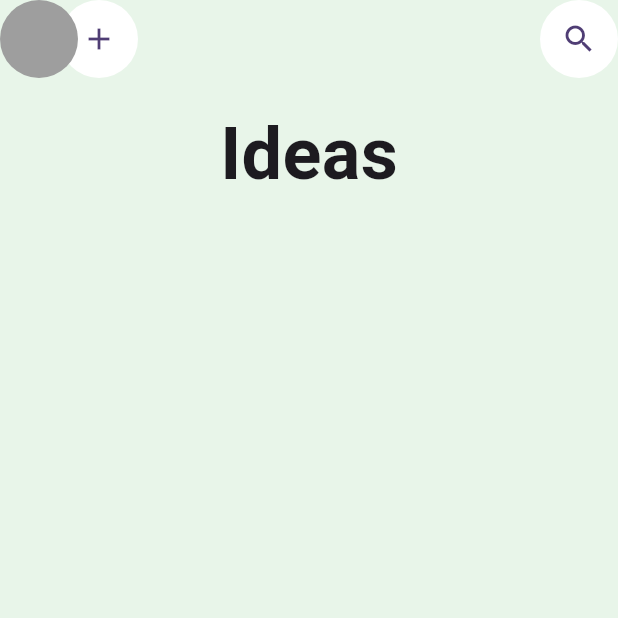
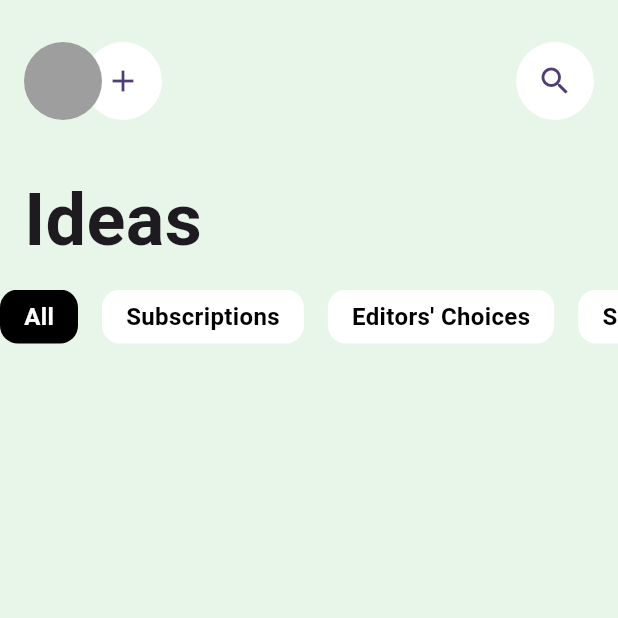
Before and after one commit to JAICHANGPARK/flutter_notebook_chapter_37, a Flutter app: the CryptoIdeasPage screen opened directly, on a phone screen of 412 x 824 dp, the top half of it. Run offline on Flutter 3.47's test engine with Material 3 defaults, Android fonts, the phone set to English and light mode, and no system bars; our stand-ins replace dots_indicator, gap, google_fonts.

Commit message:
Update crypto_ideas_page.dart

```diff
--- a/lib/ep1865_crypto_app/view/crypto_ideas_page.dart
+++ b/lib/ep1865_crypto_app/view/crypto_ideas_page.dart
@@ -9,14 +9,25 @@ class CryptoIdeasPage extends StatefulWidget {
 }
 
 class _CryptoIdeasPageState extends State<CryptoIdeasPage> {
+  List<String> tabs = [
+    "All",
+    "Subscriptions",
+    "Editors' Choices",
+    "Subscriptions",
+  ];
+
   @override
   Widget build(BuildContext context) {
     return Scaffold(
       backgroundColor: Colors.green[50],
       body: SafeArea(
         child: Column(
+          crossAxisAlignment: CrossAxisAlignment.start,
           children: [
-            Row(
+            Gap(12),
+            Padding(
+              padding: const EdgeInsets.all(16.0),
+              child: Row(
                 children: [
                   Expanded(
                       child: Stack(
@@ -44,12 +55,46 @@ class _CryptoIdeasPageState extends State<CryptoIdeasPage> {
                   )
                 ],
               ),
+            ),
             Gap(16),
-            Text(
+            Padding(
+              padding: const EdgeInsets.symmetric(
+                horizontal: 16,
+              ),
+              child: Text(
                 "Ideas",
                 style: TextStyle(
                   fontWeight: FontWeight.bold,
                   fontSize: 48,
+                ),
+              ),
+            ),
+            Gap(12),
+            SizedBox(
+              height: 36,
+              child: ListView.builder(
+                scrollDirection: Axis.horizontal,
+                itemCount: tabs.length,
+                itemBuilder: (context, index) {
+                  return Container(
+                    decoration: BoxDecoration(
+                      color: index == 0 ? Colors.black : Colors.white,
+                      borderRadius: BorderRadius.circular(12),
+                    ),
+                    margin: EdgeInsets.only(right: 16),
+                    padding: EdgeInsets.symmetric(horizontal: 16),
+                    child: Center(
+                      child: Text(
+                        "${tabs[index]}",
+                        style: TextStyle(
+                          color: index == 0 ? Colors.white : Colors.black,
+                          fontSize: 16,
+                          fontWeight: FontWeight.bold,
+                        ),
+                      ),
+                    ),
+                  );
+                },
               ),
             ),
           ],
```
Lines whose indentation alone changed are shown as unchanged.
